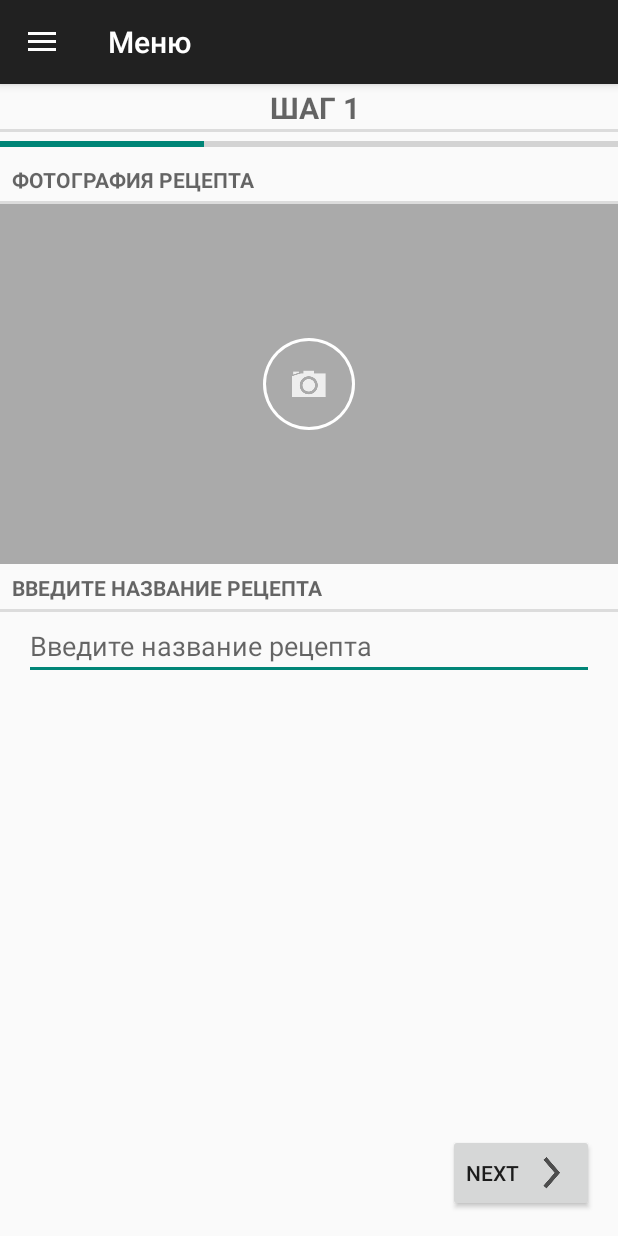
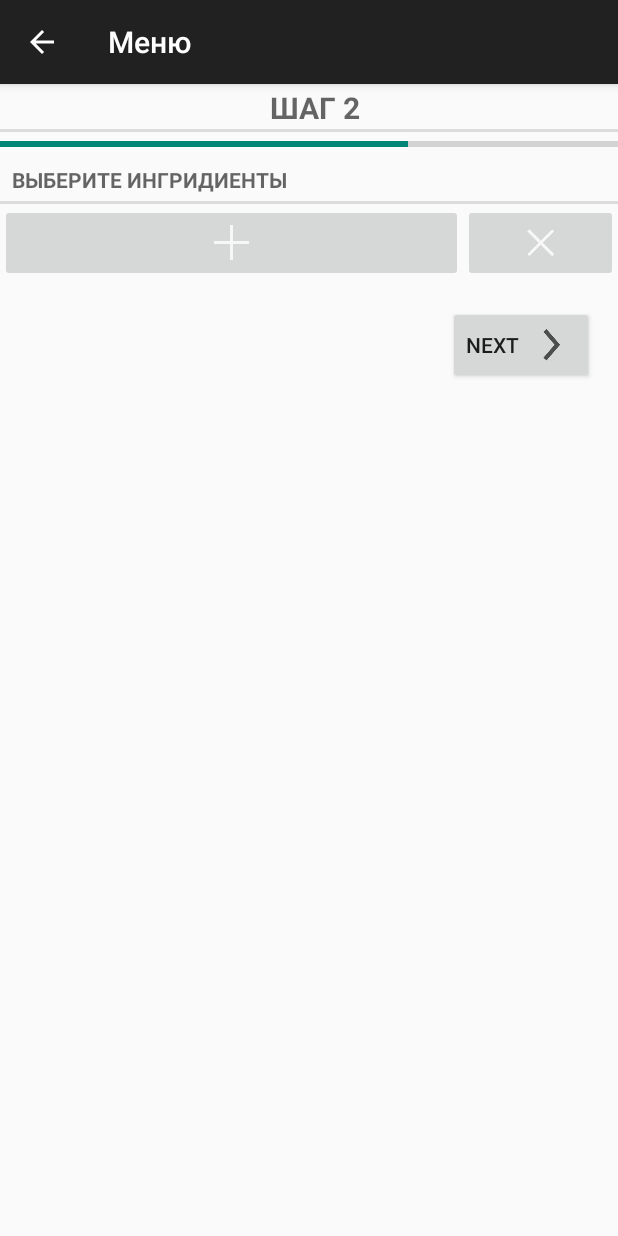
Before and after one commit to abbath0767/SimpleEat, an Android app: the fragment KitchenStep1Fragment placed in its activity, after a tap on "NEXT", on a phone screen of 412 x 824 dp. Run offline under Robolectric (Android 15) with nearby library versions, the phone set to English and light mode, and no system bars; 3 statements that could not run were skipped.

Commit message:
add KitchenStep2 Fragment. Make Recipe impl Serializable. Why not Parcelable? What i can, ha-ha

```diff
--- a/app/src/main/java/com/luxary_team/simpleeat/MainActivity.java
+++ b/app/src/main/java/com/luxary_team/simpleeat/MainActivity.java
@@ -142,8 +142,8 @@ public class MainActivity extends AppCompatActivity implements SelectItemDrawerC
                 break;
             case 1:
 //                fragment = new KitchenFragment();
-                fragment = KitchenStep1Fragment.newInstance(new Recipe().getId().toString());
-                Log.d(MainActivity.TAG, "create new recipe");
+                Recipe recipe = new Recipe();
+                fragment = KitchenStep1Fragment.newInstance(recipe);
                 break;
             case 2:
                 fragment = new BasketFragment();
--- a/app/src/main/java/com/luxary_team/simpleeat/MenuFragment.java
+++ b/app/src/main/java/com/luxary_team/simpleeat/MenuFragment.java
@@ -1,6 +1,6 @@
 package com.luxary_team.simpleeat;
 
-import android.app.FragmentManager;
+import android.app.Fragment;
 import android.app.ListFragment;
 import android.os.Bundle;
 import android.support.v7.widget.SearchView;
@@ -17,13 +17,15 @@ import android.widget.ListView;
 import com.luxary_team.simpleeat.interfaces.SelectItemDrawerCallback;
 import com.luxary_team.simpleeat.objects.Recipe;
 import com.luxary_team.simpleeat.objects.RecipeLab;
+import com.luxary_team.simpleeat.objects.RecipeType;
+import com.luxary_team.simpleeat.ui.KitchenStep1Fragment;
 
 import java.util.ArrayList;
 
 public class MenuFragment extends ListFragment {
 
     private ArrayList<Recipe> mRecipes;
-    private ArrayList<Recipe.RecipeType> mUsedRecipeTypes = new ArrayList<>();
+    private ArrayList<RecipeType> mUsedRecipeTypes = new ArrayList<>();
     private Button mButton;
     private SelectItemDrawerCallback mCallback;
 
@@ -39,9 +41,10 @@ public class MenuFragment extends ListFragment {
             @Override
             public void onClick(View v) {
                 mCallback.selectItemInDrawer(1);
-                FragmentManager fragmentManager = getFragmentManager();
-                fragmentManager.beginTransaction()
-                        .replace(R.id.content_frame, new KitchenFragment()).commit();
+                Recipe recipe = new Recipe();
+                Fragment fragment = KitchenStep1Fragment.newInstance(recipe);
+                getFragmentManager().beginTransaction()
+                        .replace(R.id.content_frame, fragment).commit();
             }
         });
 
@@ -56,7 +59,7 @@ public class MenuFragment extends ListFragment {
 
         mCallback = (SelectItemDrawerCallback) getActivity();
 
-        ArrayAdapter<Recipe.RecipeType> adapter = new ArrayAdapter<Recipe.RecipeType>(getActivity(),
+        ArrayAdapter<RecipeType> adapter = new ArrayAdapter<RecipeType>(getActivity(),
                 android.R.layout.simple_expandable_list_item_1,
                 mUsedRecipeTypes);
 
@@ -68,7 +71,7 @@ public class MenuFragment extends ListFragment {
 
     @Override
     public void onListItemClick(ListView l, View v, int position, long id) {
-        Recipe.RecipeType recipeType = (Recipe.RecipeType) getListAdapter().getItem(position);
+        RecipeType recipeType = (RecipeType) getListAdapter().getItem(position);
 
         RecipeListFragment recipeListFragment = (RecipeListFragment) RecipeListFragment.newInstance(recipeType);
         getFragmentManager().beginTransaction()
@@ -104,7 +107,7 @@ public class MenuFragment extends ListFragment {
     private void calculateRecipeType() {
         for (Recipe recipe: mRecipes) {
             if (recipe.isFavorite()) {
-                mUsedRecipeTypes.add(Recipe.RecipeType.FAVORITE);
+                mUsedRecipeTypes.add(RecipeType.FAVORITE);
                 break;
             }
         }
--- a/app/src/main/java/com/luxary_team/simpleeat/database/RecipeCursorWrapper.java
+++ b/app/src/main/java/com/luxary_team/simpleeat/database/RecipeCursorWrapper.java
@@ -5,6 +5,7 @@ import android.database.CursorWrapper;
 
 import com.luxary_team.simpleeat.objects.Recipe;
 import com.luxary_team.simpleeat.database.RecipeDBShema.RecipeTable;
+import com.luxary_team.simpleeat.objects.RecipeType;
 
 import java.util.UUID;
 
@@ -20,8 +21,8 @@ public class RecipeCursorWrapper extends CursorWrapper {
         int isSolved = getInt(getColumnIndex(RecipeTable.Cols.FAVORITE));
         String recipeType = getString(getColumnIndex(RecipeTable.Cols.TYPE));
 
-        Recipe.RecipeType actual = null;
-        for (Recipe.RecipeType rt: Recipe.RecipeType.values()) {
+        RecipeType actual = null;
+        for (RecipeType rt: RecipeType.values()) {
             if (recipeType.equals(rt.toString()))
                 actual = rt;
         }
--- a/app/src/main/java/com/luxary_team/simpleeat/ui/KitchenStep1Fragment.java
+++ b/app/src/main/java/com/luxary_team/simpleeat/ui/KitchenStep1Fragment.java
@@ -16,10 +16,13 @@ import android.util.Log;
 import android.view.LayoutInflater;
 import android.view.View;
 import android.view.ViewGroup;
+import android.widget.AdapterView;
+import android.widget.ArrayAdapter;
 import android.widget.Button;
 import android.widget.EditText;
 import android.widget.ImageButton;
 import android.widget.ImageView;
+import android.widget.Spinner;
 import android.widget.Toast;
 
 import com.luxary_team.simpleeat.MainActivity;
@@ -30,20 +33,24 @@ import com.luxary_team.simpleeat.Utils.ThumbnailRotator;
 import com.luxary_team.simpleeat.interfaces.SelectItemDrawerCallback;
 import com.luxary_team.simpleeat.objects.Recipe;
 import com.luxary_team.simpleeat.objects.RecipeLab;
+import com.luxary_team.simpleeat.objects.RecipeType;
 
 import java.io.File;
 import java.io.IOException;
+import java.util.Arrays;
 
 public class KitchenStep1Fragment extends Fragment {
 
-    public static final String parentKey = "parent";
+    public static final String PARENT = "parent";
     private static final int REQUEST_CAMERA = 3;
     private static final int REQUEST_SELECT_FILE = 4;
 
     private Recipe mRecipe;
     private RecipeLab mRecipeLab;
-    private String mNewRecipeUUIDStr;
+//    private String mNewRecipeUUIDStr;
     private String userChoosen = "";
+    private RecipeType[] recipeTypesWithoutFavorite;
+    private RecipeType mRecipeType;
 
     private EditText mEditTextTitle;
     private Button mButtonNext;
@@ -51,15 +58,17 @@ public class KitchenStep1Fragment extends Fragment {
     private ImageView mImageViewPhoto;
     private SelectItemDrawerCallback mCallback;
     private File mPhotoFile;
+    private Spinner mTypeSpinner;
 
-    public static KitchenStep1Fragment newInstance(String recipeUUID) {
+    public static KitchenStep1Fragment newInstance(Recipe recipe) {
         //todo make Recipe impl Parcelable or Serializable
+        //todo i make this! now Recipe impl Serializable
         KitchenStep1Fragment fragment = new KitchenStep1Fragment();
         Bundle args = new Bundle();
-        args.putString(parentKey, recipeUUID);
+        args.putSerializable(PARENT, recipe);
         fragment.setArguments(args);
 
-        Log.d(MainActivity.TAG, "newInstance recipe UUID = " + recipeUUID);
+        Log.d(MainActivity.TAG, "newInstance recipe UUID = " + recipe.getId().toString());
 
         return fragment;
     }
@@ -69,24 +78,22 @@ public class KitchenStep1Fragment extends Fragment {
         super.onCreate(savedInstanceState);
 
         mRecipeLab = RecipeLab.get(getActivity());
-        mNewRecipeUUIDStr = getArguments().getString(parentKey);
-        mRecipe = mRecipeLab.getNewRecipe(mNewRecipeUUIDStr);
+        mRecipe = (Recipe) getArguments().getSerializable(PARENT);
         mPhotoFile = mRecipeLab.getPhotoFile(mRecipe);
+        recipeTypesWithoutFavorite = RecipeType.values();
+        recipeTypesWithoutFavorite = Arrays.copyOf(recipeTypesWithoutFavorite, recipeTypesWithoutFavorite.length - 1);
 
         mCallback = (SelectItemDrawerCallback) getActivity();
 
-        Log.d(MainActivity.TAG, "onCreate recipe UUID = " + mRecipe.getId().toString());
     }
 
     @Override
     public View onCreateView(LayoutInflater inflater, ViewGroup container, Bundle savedInstanceState) {
         View rootView = inflater.inflate(R.layout.kitchen_step1_fragment, container, false);
 
-        Log.d(MainActivity.TAG, "onCreateView recipe UUID = " + mRecipe.getId().toString());
-
         mEditTextTitle = (EditText) rootView.findViewById(R.id.new_recipe_step1_title_edit_text);
         mButtonNext = (Button) rootView.findViewById(R.id.kitchen_step_1_next_button);
-        mImageButton = (ImageButton) rootView.findViewById(R.id.kitchen_step_1_photo_take_button);
+        mImageButton = (ImageButton) rootView.findViewById(R.id.kitchen_step_1_photo_take_button); //todo make invisability if we have a photo
         mImageViewPhoto = (ImageView) rootView.findViewById(R.id.kitchen_step_1_photo_image_view);
 
         mEditTextTitle.addTextChangedListener(new TextWatcher() {
@@ -106,17 +113,46 @@ public class KitchenStep1Fragment extends Fragment {
             @Override
             public void onClick(View v) {
                 selectImage();
+                hidePhotoIcon();
+            }
+        });
+
+        mTypeSpinner = (Spinner) rootView.findViewById(R.id.new_recipe_type_spinner);
+        ArrayAdapter<RecipeType> adapter = new ArrayAdapter<>(getActivity(),
+                android.R.layout.simple_expandable_list_item_1, recipeTypesWithoutFavorite);
+        mTypeSpinner.setAdapter(adapter);
+        mTypeSpinner.setOnItemSelectedListener(new AdapterView.OnItemSelectedListener() {
+
+            public void onItemSelected(AdapterView<?> parent,
+                                       View itemSelected, int position, long selectedId) {
+
+                RecipeType recipe = (RecipeType) parent.getAdapter().getItem(position);
+
+                mRecipeType = recipe;
+                mRecipe.setRecipeType(mRecipeType);
+            }
+
+            @Override
+            public void onNothingSelected(AdapterView<?> parent) {
             }
         });
 
         mButtonNext.setOnClickListener(new View.OnClickListener() {
             @Override
             public void onClick(View v) {
-                Log.d(MainActivity.TAG, "next press, recipe UUID = " + mRecipe.getId().toString());
+                KitchenStep2Fragment fragmentStep2 = KitchenStep2Fragment.newInstance(mRecipe);
+                getFragmentManager().beginTransaction()
+                        .replace(R.id.content_frame, fragmentStep2)
+                        .addToBackStack(null)
+                        .commit();
             }
         });
 
         return rootView;
+    }
+
+    private void hidePhotoIcon() {
+        // TODO: 15/06/16 make invis this
     }
 
     private void selectImage() {
@@ -126,7 +162,7 @@ public class KitchenStep1Fragment extends Fragment {
                 .setItems(R.array.photo_answer, new DialogInterface.OnClickListener() {
                     @Override
                     public void onClick(DialogInterface dialog, int which) {
-                        boolean perm = PermissionRequester.checkPermission(getActivity()); //todo make this
+                        boolean perm = PermissionRequester.checkPermission(getActivity());
                         switch (which) {
                             case 0:
                                 userChoosen = mAnswers[which];
--- /dev/null
+++ b/app/src/main/java/com/luxary_team/simpleeat/ui/KitchenStep2Fragment.java
@@ -0,0 +1,166 @@
+package com.luxary_team.simpleeat.ui;
+
+import android.app.Fragment;
+import android.os.Bundle;
+import android.text.Editable;
+import android.text.TextWatcher;
+import android.util.Log;
+import android.view.LayoutInflater;
+import android.view.View;
+import android.view.ViewGroup;
+import android.widget.Button;
+import android.widget.EditText;
+import android.widget.ImageButton;
+import android.widget.LinearLayout;
+
+import com.luxary_team.simpleeat.MainActivity;
+import com.luxary_team.simpleeat.R;
+import com.luxary_team.simpleeat.objects.Recipe;
+import com.luxary_team.simpleeat.objects.RecipeChild;
+import com.luxary_team.simpleeat.objects.RecipeElement;
+import com.luxary_team.simpleeat.objects.RecipeLab;
+
+import java.util.ArrayList;
+
+public class KitchenStep2Fragment extends Fragment{
+
+    public static final String PARENT = "parent";
+
+    private Recipe mRecipe;
+    private RecipeLab mRecipeLab;
+    private ArrayList<RecipeElement> mRecipeElements;
+
+    private LinearLayout mLinearLayoutContainerElements;
+    private ImageButton mImageButtonAddElement;
+    private ImageButton mImageButtonRemoveElement;
+    private Button mButtonNext;
+
+
+    public static KitchenStep2Fragment newInstance(Recipe recipe) {
+        KitchenStep2Fragment fragment = new KitchenStep2Fragment();
+        Bundle args = new Bundle();
+        args.putSerializable(PARENT, recipe);
+        fragment.setArguments(args);
+
+        return fragment;
+    }
+
+    @Override
+    public void onCreate(Bundle savedInstanceState) {
+        super.onCreate(savedInstanceState);
+
+        mRecipe = (Recipe) getArguments().getSerializable(PARENT);
+        mRecipeLab = RecipeLab.get(getActivity());
+        mRecipeElements = new ArrayList<>();
+
+    }
+
+    @Override
+    public View onCreateView(LayoutInflater inflater, ViewGroup container, Bundle savedInstanceState) {
+        View rootView = inflater.inflate(R.layout.kitchen_step2_fragment, container, false);
+
+        mLinearLayoutContainerElements = (LinearLayout) rootView.findViewById(R.id.list_view_element_container);
+
+        mImageButtonAddElement = (ImageButton) rootView.findViewById(R.id.kitchen_button_add_element);
+        mImageButtonAddElement.setOnClickListener(new View.OnClickListener() {
+            @Override
+            public void onClick(View v) {
+                final RecipeElement anotherRecipeElement = new RecipeElement();
+
+                LinearLayout anotherLL = (LinearLayout) LayoutInflater.from(getActivity()).inflate(
+                        R.layout.list_item_recipe_element_new, null);
+                anotherLL.setId(View.generateViewId());
+
+                mLinearLayoutContainerElements.addView(anotherLL, mLinearLayoutContainerElements.getChildCount() - 1);
+
+                EditText mEditTextName = (EditText) anotherLL.findViewById(R.id.recipe_element_name_editText);
+                mEditTextName.addTextChangedListener(new TextWatcher() {
+                    @Override
+                    public void beforeTextChanged(CharSequence s, int start, int count, int after) {
+
+                    }
+
+                    @Override
+                    public void onTextChanged(CharSequence s, int start, int before, int count) {
+                        anotherRecipeElement.setName(s.toString());
+                        updateArrayOfChilds(anotherRecipeElement, mRecipeElements);
+                    }
+
+                    @Override
+                    public void afterTextChanged(Editable s) {
+
+                    }
+                });
+
+                EditText mEditTextCount = (EditText) anotherLL.findViewById(R.id.recipe_element_count_editText);
+                mEditTextCount.addTextChangedListener(new TextWatcher() {
+                    @Override
+                    public void beforeTextChanged(CharSequence s, int start, int count, int after) {
+
+                    }
+
+                    @Override
+                    public void onTextChanged(CharSequence s, int start, int before, int count) {
+                        anotherRecipeElement.setCount(s.toString());
+                        updateArrayOfChilds(anotherRecipeElement, mRecipeElements);
+                    }
+
+                    @Override
+                    public void afterTextChanged(Editable s) {
+
+                    }
+                });
+
+                setClickableRemoveImageButton(mLinearLayoutContainerElements, mImageButtonRemoveElement);
+            }
+        });
+
+        mImageButtonRemoveElement = (ImageButton) rootView.findViewById(R.id.kitchen_button_remove_element);
+        setClickableRemoveImageButton(mLinearLayoutContainerElements, mImageButtonRemoveElement);
+        mImageButtonRemoveElement.setOnClickListener(new View.OnClickListener() {
+            @Override
+            public void onClick(View v) {
+                mLinearLayoutContainerElements.removeViewAt(mLinearLayoutContainerElements.getChildCount() - 2);
+
+                setClickableRemoveImageButton(mLinearLayoutContainerElements, mImageButtonRemoveElement);
+
+                if (mRecipeElements.size() != 0)
+                    mRecipeElements.remove(mRecipeElements.size() - 1);
+            }
+        });
+
+        mButtonNext = (Button) rootView.findViewById(R.id.kitchen_step_2_next_button);
+        mButtonNext.setOnClickListener(new View.OnClickListener() {
+            @Override
+            public void onClick(View v) {
+                Log.d(MainActivity.TAG, "next button clicked");
+                Log.d(MainActivity.TAG, "Recipe UUID: " + mRecipe.getId().toString());
+                Log.d(MainActivity.TAG, "Recipe title: " + mRecipe.getTitle());
+                Log.d(MainActivity.TAG, "Recipe type: " + mRecipe.getRecipeType());
+                for (RecipeElement elem: mRecipeElements)
+                    Log.d(MainActivity.TAG, "element: " + elem.getName() + ", " + elem.getCount());
+
+            }
+        });
+
+        return rootView;
+    }
+
+    //todo make simple method
+    private <T extends RecipeChild> void updateArrayOfChilds(T element, ArrayList<T> array) {
+        if (!array.contains(element)) {
+            element.setParentRecipeUUID(mRecipe.getId().toString());
+            array.add(element);
+        }
+    }
+
+    private void setClickableRemoveImageButton(LinearLayout linearLayout, ImageButton button) {
+        if (linearLayout.getChildCount() == 1) {
+            button.setClickable(false);
+            button.setEnabled(false);
+        } else {
+            button.setClickable(true);
+            button.setEnabled(true);
+        }
+    }
+}
--- /dev/null
+++ b/app/src/main/res/layout/kitchen_step2_fragment.xml
@@ -0,0 +1,83 @@
+<?xml version="1.0" encoding="utf-8"?>
+<ScrollView
+    xmlns:android="http://schemas.android.com/apk/res/android"
+    android:layout_width="match_parent"
+    android:layout_height="wrap_content">
+
+    <LinearLayout
+        android:layout_width="match_parent"
+        android:layout_height="match_parent"
+        android:orientation="vertical">
+
+        <TextView
+            style="?android:listSeparatorTextViewStyle"
+            android:layout_width="match_parent"
+            android:layout_height="wrap_content"
+            android:gravity="center"
+            android:text="Шаг 2"
+            android:textSize="20dp"
+            android:textStyle="bold"/>
+
+        <ProgressBar
+            android:id="@+id/progressBar"
+            style="?android:attr/progressBarStyleHorizontal"
+            android:layout_width="match_parent"
+            android:layout_height="wrap_content"
+            android:progress="66"/>
+
+        <TextView
+            style="?android:listSeparatorTextViewStyle"
+            android:layout_width="match_parent"
+            android:layout_height="wrap_content"
+            android:text="@string/new_recipe_element_title"/>
+
+        <LinearLayout
+            android:id="@+id/list_view_element_container"
+            android:layout_width="match_parent"
+            android:layout_height="wrap_content"
+            android:layout_gravity="center_horizontal"
+            android:orientation="vertical">
+
+            <LinearLayout
+                android:layout_width="match_parent"
+                android:layout_height="wrap_content"
+                android:orientation="horizontal">
+
+                <ImageButton
+                    android:id="@+id/kitchen_button_add_element"
+                    android:layout_width="0dp"
+                    android:layout_height="wrap_content"
+                    android:layout_weight="3"
+                    android:src="@drawable/ic_add"/>
+
+                <ImageButton
+                    android:id="@+id/kitchen_button_remove_element"
+                    android:layout_width="0dp"
+                    android:layout_height="wrap_content"
+                    android:layout_weight="1"
+                    android:src="@drawable/ic_delete_recipe_button"/>
+            </LinearLayout>
+        </LinearLayout>
+
+        <LinearLayout
+            android:layout_width="match_parent"
+            android:layout_height="match_parent"
+            android:layout_margin="16dp"
+            android:gravity="bottom"
+            android:orientation="vertical">
+
+            <Button
+                android:id="@+id/kitchen_step_2_next_button"
+                android:layout_width="wrap_content"
+                android:layout_height="wrap_content"
+                android:layout_gravity="right"
+                android:drawablePadding="6dp"
+                android:drawableRight="@drawable/ic_next_step"
+                android:gravity="center"
+                android:text="next"/>
+
+        </LinearLayout>
+
+    </LinearLayout>
+
+</ScrollView>
```
Also changed, not shown: app/src/main/java/com/luxary_team/simpleeat/KitchenFragment.java (+6 -5 lines), app/src/main/java/com/luxary_team/simpleeat/RecipeListFragment.java (+5 -4 lines), app/src/main/java/com/luxary_team/simpleeat/objects/Recipe.java (+2 -26 lines), app/src/main/java/com/luxary_team/simpleeat/objects/RecipeType.java (added, +27 -0 lines), app/src/main/res/layout/kitchen_fragment.xml (+24 -24 lines), app/src/main/res/layout/kitchen_step1_fragment.xml (+21 -3 lines).
